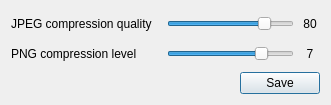
First picture: the form in QScreenshot/SettingsDialog.ui, repository dbautsch/QScreenshot, before the edit.
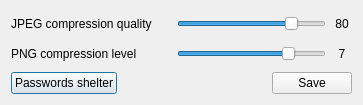
Second picture: the form after the edit.

Commit message: PasswordsShelter dialog enabled from settings menu.

What changed in the file:
```diff
--- a/QScreenshot/SettingsDialog.ui
+++ b/QScreenshot/SettingsDialog.ui
@@ -9,7 +9,7 @@
    <rect>
     <x>0</x>
     <y>0</y>
-    <width>331</width>
+    <width>363</width>
     <height>105</height>
    </rect>
   </property>
@@ -26,7 +26,7 @@
       <widget class="QLabel" name="label">
        <property name="minimumSize">
         <size>
-         <width>150</width>
+         <width>160</width>
          <height>0</height>
         </size>
        </property>
@@ -72,7 +72,7 @@
       <widget class="QLabel" name="label_3">
        <property name="minimumSize">
         <size>
-         <width>150</width>
+         <width>160</width>
          <height>0</height>
         </size>
        </property>
@@ -114,6 +114,13 @@
    </item>
    <item>
     <layout class="QHBoxLayout" name="horizontalLayout_2">
+     <item>
+      <widget class="QPushButton" name="pushButton_2">
+       <property name="text">
+        <string>Passwords shelter</string>
+       </property>
+      </widget>
+     </item>
      <item>
       <spacer name="horizontalSpacer">
        <property name="orientation">
```
The commit also changes 2 other files.
